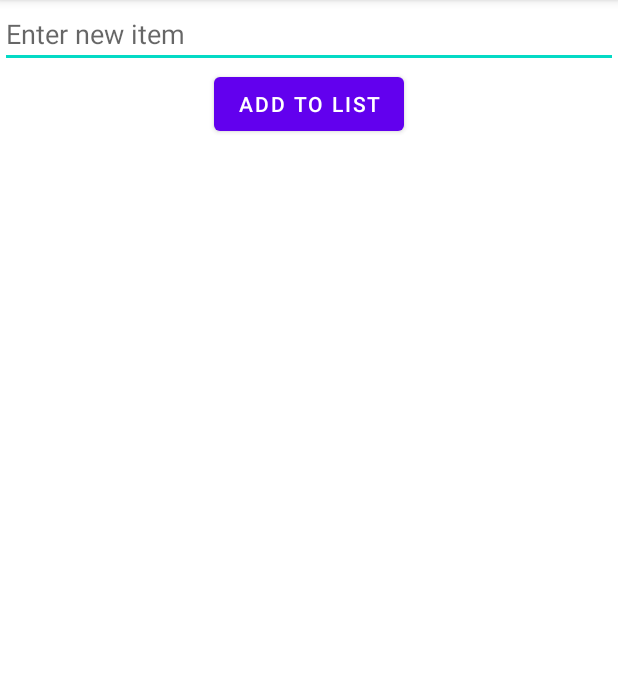
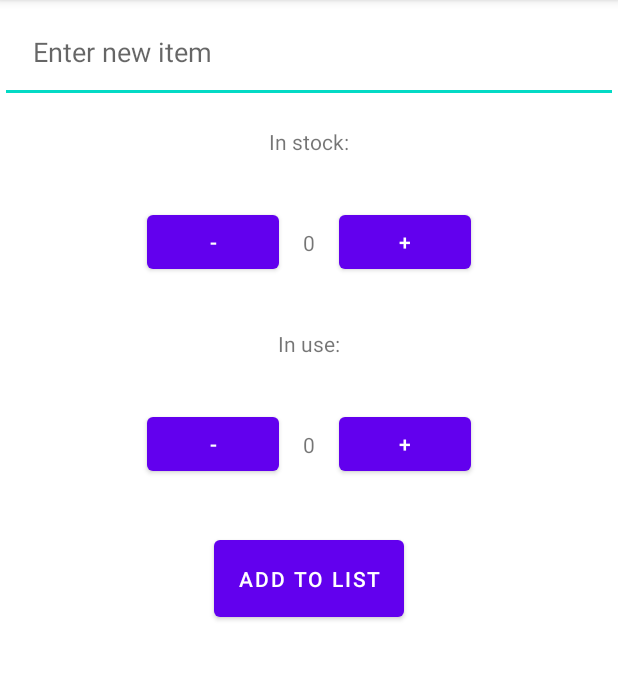
Before and after one commit to LentySprangers/LentyLists, an Android app: the AddItemPage screen opened directly, with no data from a screen before it, on a phone screen of 412 x 824 dp, the part 84-764 px from its top. Run offline under Robolectric (Android 15) with nearby library versions, the phone set to English and light mode, and no system bars.

Commit message:
Counters work

```diff
--- a/app/src/main/java/com/example/lentylists/AddItemPage.java
+++ b/app/src/main/java/com/example/lentylists/AddItemPage.java
@@ -1,8 +1,6 @@
 package com.example.lentylists;
 
-import androidx.appcompat.app.AppCompatActivity;
-import androidx.appcompat.widget.Toolbar;
-
+import android.annotation.SuppressLint;
 import android.os.Bundle;
 import android.text.Editable;
 import android.text.TextWatcher;
@@ -10,19 +8,51 @@ import android.util.Log;
 import android.view.View;
 import android.widget.Button;
 import android.widget.EditText;
-import android.widget.Toast;
+import android.widget.TextView;
+
+import androidx.appcompat.app.AppCompatActivity;
+import androidx.appcompat.widget.Toolbar;
 
 import com.google.android.material.snackbar.Snackbar;
-import com.google.android.material.textfield.TextInputEditText;
 
 public class AddItemPage extends AppCompatActivity {
 
     private final String TAG = getClass().getSimpleName();
 
-    Button button;
-    EditText editText;
-    String itemName = "";
-    DatabaseHelper databaseHelper;
+    private EditText editText;
+    private Button decrementInStock;
+    private TextView inStockCounter;
+    private int stockCounter;
+    private Button incrementInStock;
+    private Button decrementInUse;
+    private TextView inUseCounter;
+    private int useCounter;
+    private Button incrementInUse;
+    private Button addItemButton;
+    private String itemName = "";
+    private DatabaseHelper databaseHelper;
+
+
+    private View.OnClickListener clickListener = new View.OnClickListener() {
+        @Override
+        @SuppressLint("NonConstantResourceId")
+        public void onClick(View view) {
+            switch (view.getId()) {
+                case R.id.increment_in_use:
+                    changeInUse(1);
+                    break;
+                case R.id.decrement_in_use:
+                    changeInUse(-1);
+                    break;
+                case R.id.increment_in_stock:
+                    changeInStock(1);
+                    break;
+                case R.id.decrement_in_stock:
+                    changeInStock(-1);
+                    break;
+            }
+        }
+    };
 
     @Override
     protected void onCreate(Bundle savedInstanceState) {
@@ -50,14 +80,29 @@ public class AddItemPage extends AppCompatActivity {
             }
         });
 
-        button = (Button) findViewById(R.id.add_item_button);
-        button.setOnClickListener(new View.OnClickListener() {
+
+        decrementInStock = (Button) findViewById(R.id.decrement_in_stock);
+        decrementInStock.setOnClickListener(clickListener);
+        inStockCounter = (TextView) findViewById(R.id.in_stock_count);
+        incrementInStock = (Button) findViewById(R.id.increment_in_stock);
+        incrementInStock.setOnClickListener(clickListener);
+
+        decrementInUse = (Button) findViewById(R.id.decrement_in_use);
+        decrementInUse.setOnClickListener(clickListener);
+        inUseCounter = (TextView) findViewById(R.id.in_use_count);
+        incrementInUse = (Button) findViewById(R.id.increment_in_use);
+        incrementInUse.setOnClickListener(clickListener);
+
+        initCounters();
+
+        addItemButton = (Button) findViewById(R.id.add_item_button);
+        addItemButton.setOnClickListener(new View.OnClickListener() {
             @Override
             public void onClick(View view) {
                 Log.d(TAG, "OnClick was called");
 
                 if (itemName.equals("")) {
-                    Snackbar.make(view, "Please enter a item", Snackbar.LENGTH_LONG)
+                    Snackbar.make(view, "Please enter an item", Snackbar.LENGTH_LONG)
                             .setAction("Action", null).show();
                 } else {
                     itemName = itemName.trim().substring(0, 1).toUpperCase() + itemName.substring(1).toLowerCase();
@@ -71,7 +116,32 @@ public class AddItemPage extends AppCompatActivity {
 
     }
 
-    public void addData(String itemName, View view) {
+    private void initCounters() {
+        stockCounter = 0;
+        inStockCounter.setText("" + stockCounter);
+        useCounter = 0;
+        inUseCounter.setText("" + useCounter);
+    }
+
+    private void changeInStock(int change) {
+        stockCounter += change;
+        if (stockCounter < 0) {
+            stockCounter = 0;
+        }
+        inStockCounter.setText("" + stockCounter);
+
+    }
+
+
+    private void changeInUse(int change) {
+        useCounter += change;
+        if (useCounter < 0) {
+            useCounter = 0;
+        }
+        inUseCounter.setText("" + useCounter);
+    }
+
+    private void addData(String itemName, View view) {
         Log.d(TAG, "addData was called");
 
         boolean insertData = databaseHelper.addData(itemName);
--- a/app/src/main/java/com/example/lentylists/DatabaseHelper.java
+++ b/app/src/main/java/com/example/lentylists/DatabaseHelper.java
@@ -14,8 +14,9 @@ public class DatabaseHelper extends SQLiteOpenHelper {
     private static final String TABLE_NAME = "Item";
     private static final String COL1 = "ID";
     private static final String COL2 = "name";
-    private static final String COL3 = "inUse";
-    private static final String COL4 = "inStock";
+    private static final String COL3 = "inStock";
+    private static final String COL4 = "inUse";
+
 
 
     public DatabaseHelper(Context context) {
--- a/app/src/main/java/com/example/lentylists/Item.java
+++ b/app/src/main/java/com/example/lentylists/Item.java
@@ -5,13 +5,26 @@ public class Item {
     private final String TAG = getClass().getSimpleName();
 
     private String name;
+    private int inStockCount;
     private int inUseCount;
-    private int inStockCount;
 
-    public Item(String name, int inUseCount, int inStockCount) {
+
+    public Item(String name, int inStockCount,int inUseCount) {
         this.name = name;
+        this.inStockCount = inStockCount;
         this.inUseCount = inUseCount;
-        this.inStockCount = inStockCount;
+
     }
 
+    public String getName() {
+        return name;
+    }
+
+    public int getInStockCount() {
+        return inStockCount;
+    }
+
+    public int getInUseCount() {
+        return inUseCount;
+    }
 }
--- a/app/src/main/res/layout/activity_add_item_page.xml
+++ b/app/src/main/res/layout/activity_add_item_page.xml
@@ -7,23 +7,106 @@
     android:orientation="vertical"
     tools:context=".AddItemPage">
 
-    <include android:id="@+id/toolbar" layout="@layout/toolbar"/>
+    <include
+        android:id="@+id/toolbar"
+        layout="@layout/toolbar" />
 
     <EditText
         android:id="@+id/input_field"
         android:layout_width="match_parent"
         android:layout_height="wrap_content"
+        android:layout_gravity="center"
+        android:autofillHints=""
+        android:hint="@string/hint_add_item"
         android:inputType="text"
-        android:hint="@string/hint_add_item"
+        android:padding="22dp" />
+
+    <TextView
+        android:id="@+id/in_stock"
+        android:layout_width="wrap_content"
+        android:layout_height="wrap_content"
         android:layout_gravity="center"
-        android:autofillHints="" />
+        android:padding="16dp"
+        android:text="In stock:" />
+
+    <LinearLayout
+        android:layout_width="match_parent"
+        android:layout_height="wrap_content"
+        android:gravity="center"
+        android:orientation="horizontal"
+        android:padding="16dp">
+
+        <Button
+            android:id="@+id/decrement_in_stock"
+            android:layout_width="wrap_content"
+            android:layout_height="wrap_content"
+            android:text="-" />
+
+        <TextView
+            android:id="@+id/in_stock_count"
+            android:layout_width="wrap_content"
+            android:layout_height="wrap_content"
+            android:layout_gravity="center"
+            android:padding="16dp"
+            android:text="0" />
+
+        <Button
+            android:id="@+id/increment_in_stock"
+            android:layout_width="wrap_content"
+            android:layout_height="wrap_content"
+            android:text="+" />
+
+    </LinearLayout>
 
 
-    <Button
-        android:id="@+id/add_item_button"
+    <TextView
+        android:id="@+id/in_use"
         android:layout_width="wrap_content"
         android:layout_height="wrap_content"
-        android:text="@string/add_item_button"
-        android:layout_gravity="center" />
+        android:layout_gravity="center"
+        android:padding="16dp"
+        android:text="In use:" />
 
+    <LinearLayout
+        android:layout_width="match_parent"
+        android:layout_height="wrap_content"
+        android:gravity="center"
+        android:orientation="horizontal"
+        android:padding="16dp">
+
+        <Button
+            android:id="@+id/decrement_in_use"
+            android:layout_width="wrap_content"
+            android:layout_height="wrap_content"
+            android:text="-" />
+
+        <TextView
+            android:id="@+id/in_use_count"
+            android:layout_width="wrap_content"
+            android:layout_height="wrap_content"
+            android:padding="16dp"
+            android:text="0" />
+
+        <Button
+            android:id="@+id/increment_in_use"
+            android:layout_width="wrap_content"
+            android:layout_height="wrap_content"
+            android:text="+" />
+
+    </LinearLayout>
+
+    <LinearLayout
+        android:layout_width="match_parent"
+        android:layout_height="wrap_content"
+        android:gravity="center"
+        android:orientation="horizontal"
+        android:padding="16dp">
+
+        <Button
+            android:id="@+id/add_item_button"
+            android:layout_width="wrap_content"
+            android:layout_height="wrap_content"
+            android:padding="16dp"
+            android:text="@string/add_item_button" />
+    </LinearLayout>
 </LinearLayout>
--- a/app/src/main/res/layout/activity_main.xml
+++ b/app/src/main/res/layout/activity_main.xml
@@ -33,4 +33,6 @@
         android:layout_margin="@dimen/fab_margin"
         app:srcCompat="@android:drawable/ic_input_add" />
 
+
+
 </androidx.coordinatorlayout.widget.CoordinatorLayout>
--- a/build.gradle
+++ b/build.gradle
@@ -5,7 +5,7 @@ buildscript {
         jcenter()
     }
     dependencies {
-        classpath "com.android.tools.build:gradle:4.1.2"
+        classpath 'com.android.tools.build:gradle:7.2.1'
 
         // NOTE: Do not place your application dependencies here; they belong
         // in the individual module build.gradle files
```
Also changed, not shown: app/src/main/res/layout/content_main.xml (+2 -6 lines), gradle/wrapper/gradle-wrapper.properties.
